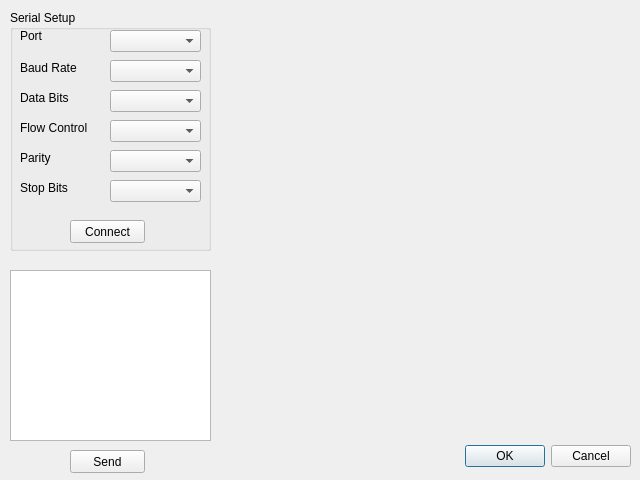
Old version of the form Nozzle_Serial.ui in the repository internaru/Michelan_Jig.
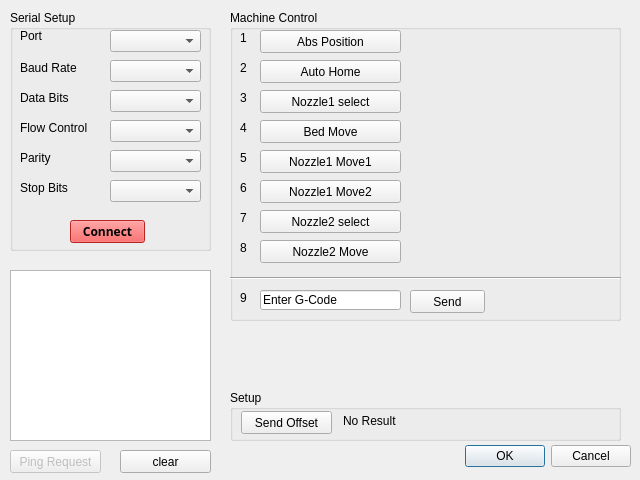
New version of the form.

Commit message: Serial Comm with machine complete...

What changed in the file:
```diff
--- a/Nozzle_Serial.ui
+++ b/Nozzle_Serial.ui
@@ -188,6 +188,16 @@
       <height>23</height>
      </rect>
     </property>
+    <property name="font">
+     <font>
+      <family>Adobe Caslon Pro</family>
+      <weight>75</weight>
+      <bold>true</bold>
+     </font>
+    </property>
+    <property name="styleSheet">
+     <string notr="true">background-color: rgb(255, 50, 50);</string>
+    </property>
     <property name="text">
      <string>Connect</string>
     </property>
@@ -203,17 +213,348 @@
     </rect>
    </property>
   </widget>
-  <widget class="QPushButton" name="pushButton_Send">
+  <widget class="QPushButton" name="pb_ping">
+   <property name="enabled">
+    <bool>false</bool>
+   </property>
    <property name="geometry">
     <rect>
-     <x>70</x>
+     <x>10</x>
      <y>450</y>
-     <width>75</width>
+     <width>91</width>
      <height>23</height>
     </rect>
    </property>
    <property name="text">
-    <string>Send</string>
+    <string>Ping Request</string>
+   </property>
+  </widget>
+  <widget class="QGroupBox" name="groupBox_2">
+   <property name="geometry">
+    <rect>
+     <x>230</x>
+     <y>10</y>
+     <width>391</width>
+     <height>311</height>
+    </rect>
+   </property>
+   <property name="title">
+    <string>Machine Control</string>
+   </property>
+   <widget class="QPushButton" name="pb_Machine_Abs">
+    <property name="geometry">
+     <rect>
+      <x>30</x>
+      <y>20</y>
+      <width>141</width>
+      <height>23</height>
+     </rect>
+    </property>
+    <property name="text">
+     <string>Abs Position</string>
+    </property>
+   </widget>
+   <widget class="QPushButton" name="pb_Machine_Move_Home">
+    <property name="geometry">
+     <rect>
+      <x>30</x>
+      <y>50</y>
+      <width>141</width>
+      <height>23</height>
+     </rect>
+    </property>
+    <property name="text">
+     <string>Auto Home</string>
+    </property>
+   </widget>
+   <widget class="QPushButton" name="pb_Machine_Sel_N1">
+    <property name="geometry">
+     <rect>
+      <x>30</x>
+      <y>80</y>
+      <width>141</width>
+      <height>23</height>
+     </rect>
+    </property>
+    <property name="text">
+     <string>Nozzle1 select</string>
+    </property>
+   </widget>
+   <widget class="QPushButton" name="pb_Machine_Move_Bed">
+    <property name="geometry">
+     <rect>
+      <x>30</x>
+      <y>110</y>
+      <width>141</width>
+      <height>23</height>
+     </rect>
+    </property>
+    <property name="text">
+     <string>Bed Move</string>
+    </property>
+   </widget>
+   <widget class="QPushButton" name="pb_Machine_Move_N1">
+    <property name="geometry">
+     <rect>
+      <x>30</x>
+      <y>140</y>
+      <width>141</width>
+      <height>23</height>
+     </rect>
+    </property>
+    <property name="text">
+     <string>Nozzle1 Move1</string>
+    </property>
+   </widget>
+   <widget class="QPushButton" name="pb_Machine_Move_N1_1">
+    <property name="geometry">
+     <rect>
+      <x>30</x>
+      <y>170</y>
+      <width>141</width>
+      <height>23</height>
+     </rect>
+    </property>
+    <property name="text">
+     <string>Nozzle1 Move2</string>
+    </property>
+   </widget>
+   <widget class="QPushButton" name="pb_Machine_Sel_N2">
+    <property name="geometry">
+     <rect>
+      <x>30</x>
+      <y>200</y>
+      <width>141</width>
+      <height>23</height>
+     </rect>
+    </property>
+    <property name="text">
+     <string>Nozzle2 select</string>
+    </property>
+   </widget>
+   <widget class="QPushButton" name="pb_Machine_Move_N2">
+    <property name="geometry">
+     <rect>
+      <x>30</x>
+      <y>230</y>
+      <width>141</width>
+      <height>23</height>
+     </rect>
+    </property>
+    <property name="text">
+     <string>Nozzle2 Move</string>
+    </property>
+   </widget>
+   <widget class="QLineEdit" name="lineEdit_Gcode">
+    <property name="geometry">
+     <rect>
+      <x>30</x>
+      <y>280</y>
+      <width>141</width>
+      <height>20</height>
+     </rect>
+    </property>
+    <property name="text">
+     <string>Enter G-Code</string>
+    </property>
+   </widget>
+   <widget class="QPushButton" name="pb_Machine_Gcode">
+    <property name="geometry">
+     <rect>
+      <x>180</x>
+      <y>280</y>
+      <width>75</width>
+      <height>23</height>
+     </rect>
+    </property>
+    <property name="text">
+     <string>Send</string>
+    </property>
+   </widget>
+   <widget class="QLabel" name="step1">
+    <property name="geometry">
+     <rect>
+      <x>10</x>
+      <y>20</y>
+      <width>16</width>
+      <height>16</height>
+     </rect>
+    </property>
+    <property name="text">
+     <string>1</string>
+    </property>
+   </widget>
+   <widget class="QLabel" name="step2">
+    <property name="geometry">
+     <rect>
+      <x>10</x>
+      <y>50</y>
+      <width>16</width>
+      <height>16</height>
+     </rect>
+    </property>
+    <property name="text">
+     <string>2</string>
+    </property>
+   </widget>
+   <widget class="QLabel" name="step3">
+    <property name="geometry">
+     <rect>
+      <x>10</x>
+      <y>80</y>
+      <width>16</width>
+      <height>16</height>
+     </rect>
+    </property>
+    <property name="text">
+     <string>3</string>
+    </property>
+   </widget>
+   <widget class="QLabel" name="step4">
+    <property name="geometry">
+     <rect>
+      <x>10</x>
+      <y>110</y>
+      <width>16</width>
+      <height>16</height>
+     </rect>
+    </property>
+    <property name="text">
+     <string>4</string>
+    </property>
+   </widget>
+   <widget class="QLabel" name="step5">
+    <property name="geometry">
+     <rect>
+      <x>10</x>
+      <y>140</y>
+      <width>16</width>
+      <height>16</height>
+     </rect>
+    </property>
+    <property name="text">
+     <string>5</string>
+    </property>
+   </widget>
+   <widget class="QLabel" name="step6">
+    <property name="geometry">
+     <rect>
+      <x>10</x>
+      <y>170</y>
+      <width>16</width>
+      <height>16</height>
+     </rect>
+    </property>
+    <property name="text">
+     <string>6</string>
+    </property>
+   </widget>
+   <widget class="QLabel" name="step7">
+    <property name="geometry">
+     <rect>
+      <x>10</x>
+      <y>200</y>
+      <width>16</width>
+      <height>16</height>
+     </rect>
+    </property>
+    <property name="text">
+     <string>7</string>
+    </property>
+   </widget>
+   <widget class="QLabel" name="step8">
+    <property name="geometry">
+     <rect>
+      <x>10</x>
+      <y>230</y>
+      <width>16</width>
+      <height>16</height>
+     </rect>
+    </property>
+    <property name="text">
+     <string>8</string>
+    </property>
+   </widget>
+   <widget class="QLabel" name="step9">
+    <property name="geometry">
+     <rect>
+      <x>10</x>
+      <y>280</y>
+      <width>16</width>
+      <height>16</height>
+     </rect>
+    </property>
+    <property name="text">
+     <string>9</string>
+    </property>
+   </widget>
+   <widget class="Line" name="line">
+    <property name="geometry">
+     <rect>
+      <x>0</x>
+      <y>260</y>
+      <width>391</width>
+      <height>16</height>
+     </rect>
+    </property>
+    <property name="orientation">
+     <enum>Qt::Horizontal</enum>
+    </property>
+   </widget>
+  </widget>
+  <widget class="QGroupBox" name="groupBox_3">
+   <property name="geometry">
+    <rect>
+     <x>230</x>
+     <y>390</y>
+     <width>391</width>
+     <height>51</height>
+    </rect>
+   </property>
+   <property name="title">
+    <string>Setup</string>
+   </property>
+   <widget class="QPushButton" name="pb_setup_offset">
+    <property name="geometry">
+     <rect>
+      <x>11</x>
+      <y>21</y>
+      <width>91</width>
+      <height>23</height>
+     </rect>
+    </property>
+    <property name="text">
+     <string>Send Offset</string>
+    </property>
+   </widget>
+   <widget class="QLabel" name="label_Result">
+    <property name="geometry">
+     <rect>
+      <x>113</x>
+      <y>21</y>
+      <width>261</width>
+      <height>20</height>
+     </rect>
+    </property>
+    <property name="text">
+     <string>No Result</string>
+    </property>
+   </widget>
+  </widget>
+  <widget class="QPushButton" name="pb_clear">
+   <property name="enabled">
+    <bool>true</bool>
+   </property>
+   <property name="geometry">
+    <rect>
+     <x>120</x>
+     <y>450</y>
+     <width>91</width>
+     <height>23</height>
+    </rect>
+   </property>
+   <property name="text">
+    <string>clear</string>
    </property>
   </widget>
  </widget>
```
Left out of the diff: 2 changed lines with no effect on the pictures. The commit also changes 4 other files.
